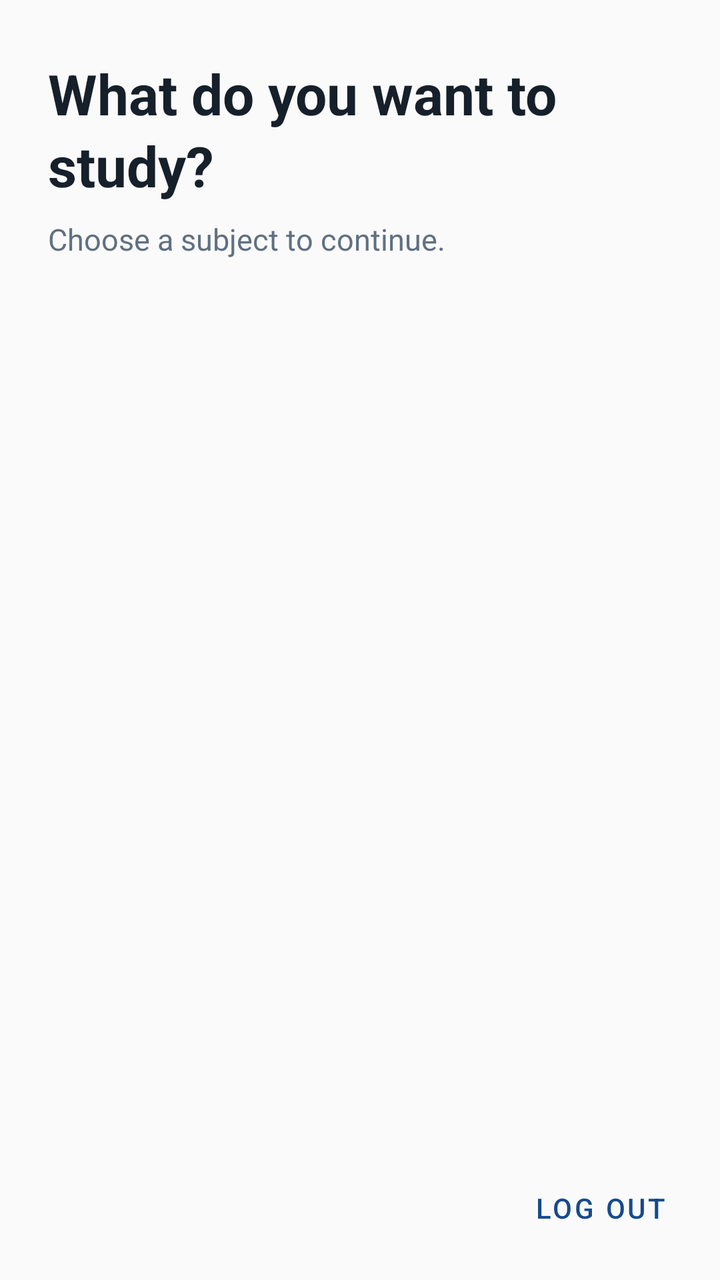
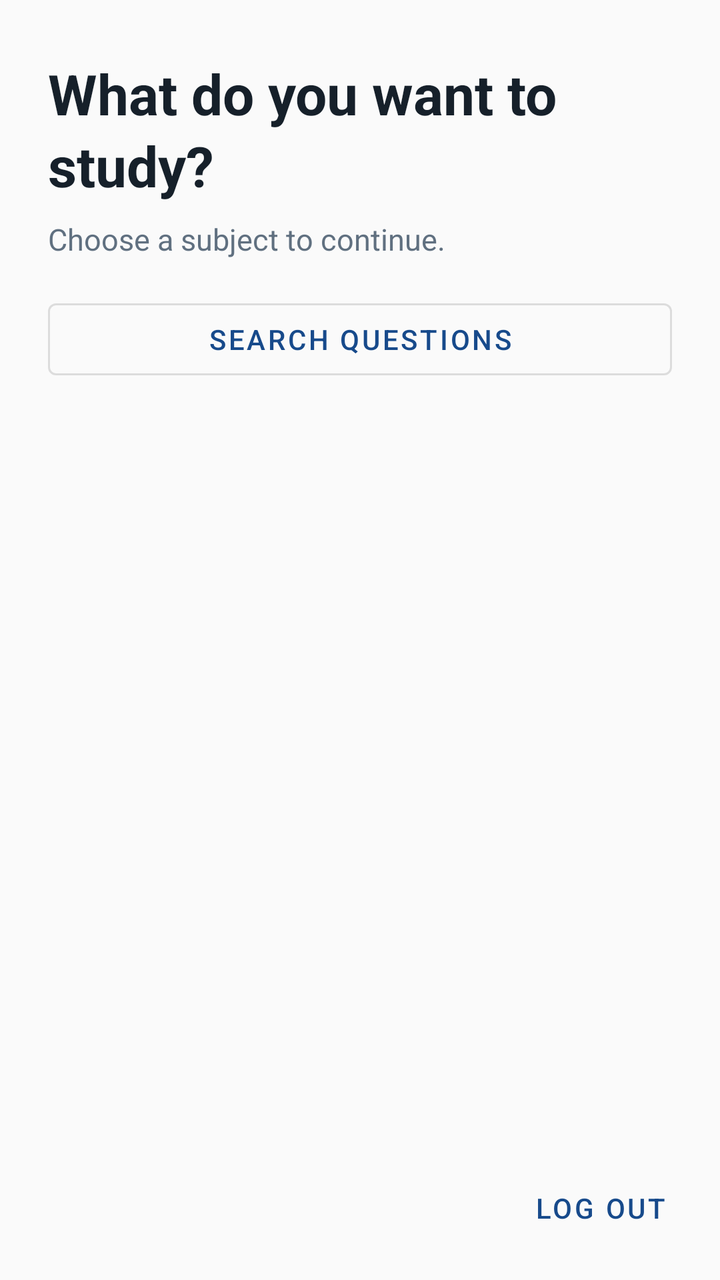

Two renders of the same Android screen: before a commit and after it. Below are the layout's source before the change and the commit's diff.
<!-- AndroidManifest.xml: application theme Theme.HscAcademicSolution -->
<!-- res/layout/fragment_home.xml -->
<?xml version="1.0" encoding="utf-8"?>
<LinearLayout
    xmlns:android="http://schemas.android.com/apk/res/android"
    xmlns:app="http://schemas.android.com/apk/res-auto"
    android:layout_width="match_parent"
    android:layout_height="match_parent"
    android:orientation="vertical"
    android:background="@color/surface">

    

    <LinearLayout
        android:layout_width="match_parent"
        android:layout_height="wrap_content"
        android:orientation="vertical"
        android:paddingStart="24dp"
        android:paddingEnd="24dp"
        android:paddingTop="28dp"
        android:paddingBottom="20dp">

        <TextView
            android:layout_width="match_parent"
            android:layout_height="wrap_content"
            android:text="@string/home_title"
            android:textSize="28sp"
            android:textStyle="bold"
            android:lineSpacingExtra="3dp"
            android:textColor="@color/text_primary"/>

        <TextView
            android:layout_width="match_parent"
            android:layout_height="wrap_content"
            android:layout_marginTop="8dp"
            android:text="@string/home_subtitle"
            android:textSize="15sp"
            android:textColor="@color/text_secondary"/>

        

        <TextView
            android:id="@+id/networkState"
            android:layout_width="wrap_content"
            android:layout_height="wrap_content"
            android:layout_marginTop="14dp"
            android:textSize="13sp"
            android:textStyle="bold"
            android:textColor="@color/secondary"/>

    </LinearLayout>

    

    <ProgressBar
        android:id="@+id/catalogProgress"
        android:layout_width="wrap_content"
        android:layout_height="wrap_content"
        android:layout_gravity="center_horizontal"
        android:layout_margin="12dp"
        android:visibility="gone"/>

    

    <TextView
        android:id="@+id/catalogError"
        android:layout_width="match_parent"
        android:layout_height="wrap_content"
        android:padding="20dp"
        android:textSize="14sp"
        android:textColor="@color/error"
        android:visibility="gone"/>

    

    <TextView
        android:id="@+id/emptyState"
        android:layout_width="match_parent"
        android:layout_height="wrap_content"
        android:padding="28dp"
        android:gravity="center"
        android:text="@string/empty_subjects"
        android:textSize="14sp"
        android:textColor="@color/text_secondary"
        android:visibility="gone"/>

    

    <androidx.recyclerview.widget.RecyclerView
        android:id="@+id/subjectList"
        android:layout_width="match_parent"
        android:layout_height="0dp"
        android:layout_weight="1"
        android:paddingStart="16dp"
        android:paddingEnd="16dp"
        android:paddingTop="4dp"
        android:paddingBottom="12dp"
        android:clipToPadding="false"/>

    

    <Button
        android:id="@+id/retryButton"
        android:layout_width="wrap_content"
        android:layout_height="wrap_content"
        android:layout_gravity="center_horizontal"
        android:layout_margin="8dp"
        android:text="@string/retry"
        android:visibility="gone"/>

    

    <LinearLayout
        android:layout_width="match_parent"
        android:layout_height="wrap_content"
        android:gravity="end"
        android:paddingStart="16dp"
        android:paddingEnd="16dp"
        android:paddingBottom="12dp">

        <com.google.android.material.button.MaterialButton
            android:id="@+id/logoutButton"
            android:layout_width="wrap_content"
            android:layout_height="48dp"
            android:text="@string/logout_button"
            android:textSize="14sp"
            style="@style/Widget.MaterialComponents.Button.TextButton"/>

    </LinearLayout>

</LinearLayout>
<!-- resources referenced by this layout -->
<resources>
  <color name="error">#B3261E</color>
  <color name="secondary">#18A999</color>
  <color name="surface">#FAFAFA</color>
  <color name="text_primary">#16202A</color>
  <color name="text_secondary">#607080</color>
  <string name="empty_subjects">No subjects are available yet.</string>
  <string name="home_subtitle">Choose a subject to continue.</string>
  <string name="home_title">What do you want to study?</string>
  <string name="logout_button">Log out</string>
  <string name="retry">Try again</string>
  <style name="Theme.HscAcademicSolution" parent="Theme.MaterialComponents.DayNight.NoActionBar">
  
          <item name="colorPrimary">@color/primary</item>
          <item name="colorPrimaryVariant">@color/primary_dark</item>
          <item name="colorSecondary">@color/secondary</item>
          <item name="colorSecondaryVariant">@color/secondary</item>
  
          <item name="colorControlActivated">@color/primary</item>
          <item name="colorControlHighlight">@color/secondary</item>
  
          <item name="android:colorAccent">@color/primary</item>
  
          <item name="android:windowBackground">@color/surface</item>
  
      </style>
  <color name="primary">#174A8B</color>
  <color name="primary_dark">#103761</color>
</resources>

<!-- the commit's change to res/layout/fragment_home.xml (unified diff, before → after) -->
@@ -36,6 +36,14 @@
             android:textColor="@color/text_secondary"/>
 
         
+
+        <com.google.android.material.button.MaterialButton
+            android:id="@+id/searchButton"
+            android:layout_width="match_parent"
+            android:layout_height="48dp"
+            android:layout_marginTop="16dp"
+            android:text="Search questions"
+            style="@style/Widget.MaterialComponents.Button.OutlinedButton"/>
 
         <TextView
             android:id="@+id/networkState"
